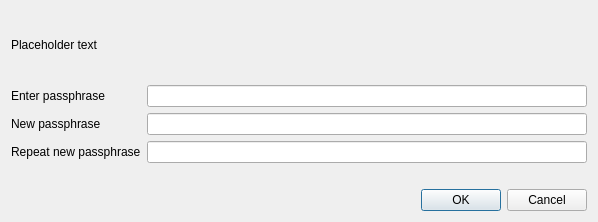
First picture: the form in src/qt/forms/askpassphrasedialog.ui, repository project-ecc/eccoin, before the edit.
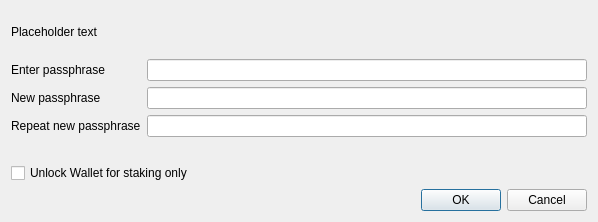
Second picture: the form after the edit.

Commit message:
added unlock only for staking
added requested feature that will unlock the wallet only for staking and
will aks the user to input the password again if they want to send a
transaction

```diff
--- a/src/qt/forms/askpassphrasedialog.ui
+++ b/src/qt/forms/askpassphrasedialog.ui
@@ -110,6 +110,13 @@
      </item>
     </layout>
    </item>
+   <item>
+    <widget class="QCheckBox" name="stakingCheckBox">
+     <property name="text">
+      <string>Unlock Wallet for staking only</string>
+     </property>
+    </widget>
+   </item>
    <item>
     <widget class="QDialogButtonBox" name="buttonBox">
      <property name="orientation">
```
The commit also changes 7 other files.
